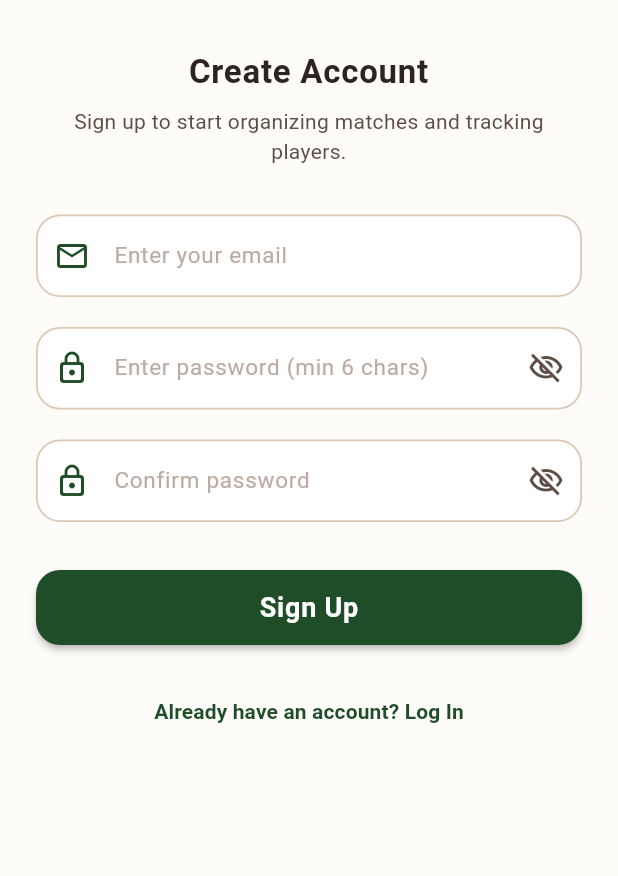
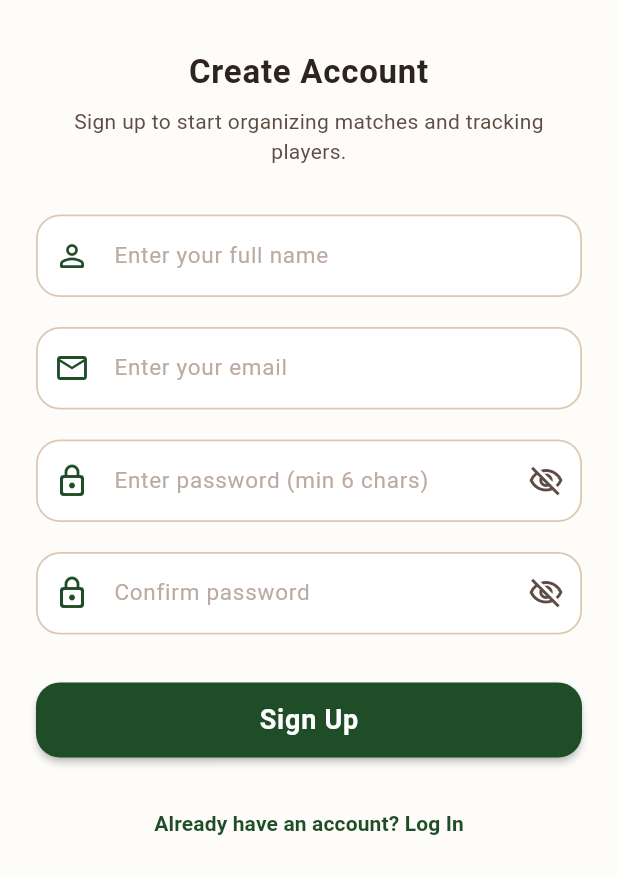
Before and after one commit to Dhaval-Gohil5657/CricX, a Flutter app: the LoginScreen screen opened directly with empty values, after a tap on an icon or button, on a phone screen of 412 x 824 dp, the part 360-1236 px from its top. Run offline on Flutter 3.47's test engine with Material 3 defaults, Android fonts, the phone set to English and light mode, and no system bars; our stand-ins replace flutter_colorpicker, flutter_secure_storage, google_mobile_ads, local_auth, package_info_plus, share_plus; accounts and stored records are empty; network calls fail.

Commit message:
- add name field in signup page

```diff
--- a/lib/screens/login_screen.dart
+++ b/lib/screens/login_screen.dart
@@ -18,6 +18,7 @@ class LoginScreen extends StatefulWidget {
 }
 
 class _LoginScreenState extends State<LoginScreen> {
+  final _nameController = TextEditingController();
   final _emailController = TextEditingController();
   final _passwordController = TextEditingController();
   final _confirmPasswordController = TextEditingController();
@@ -88,6 +89,7 @@ class _LoginScreenState extends State<LoginScreen> {
 
   @override
   void dispose() {
+    _nameController.dispose();
     _emailController.dispose();
     _passwordController.dispose();
     _confirmPasswordController.dispose();
@@ -110,6 +112,11 @@ class _LoginScreenState extends State<LoginScreen> {
     }
 
     if (_isSignUp) {
+      final name = _nameController.text.trim();
+      if (name.isEmpty) {
+        _showError('Please enter your name.');
+        return;
+      }
       final confirmPassword = _confirmPasswordController.text.trim();
       if (password != confirmPassword) {
         _showError('Passwords do not match.');
@@ -124,7 +131,7 @@ class _LoginScreenState extends State<LoginScreen> {
     try {
       bool success;
       if (_isSignUp) {
-        final name = email.split('@')[0];
+        final name = _nameController.text.trim();
         success = await AuthService.instance.register(
           name,
           email,
@@ -346,6 +353,34 @@ class _LoginScreenState extends State<LoginScreen> {
                     textAlign: TextAlign.center,
                   ),
                   const SizedBox(height: 32),
+
+                  if (_isSignUp) ...[
+                    // Name Text Field
+                    TextField(
+                      controller: _nameController,
+                      style: const TextStyle(
+                        fontSize: 15,
+                        color: AppColors.textDark,
+                      ),
+                      decoration: InputDecoration(
+                        prefixIcon: const Icon(Icons.person_outline_rounded, color: AppColors.primaryTurf),
+                        hintText: 'Enter your full name',
+                        hintStyle: const TextStyle(color: AppColors.textDarkDisabled),
+                        contentPadding: const EdgeInsets.symmetric(vertical: 16),
+                        filled: true,
+                        fillColor: Colors.white,
+                        enabledBorder: OutlineInputBorder(
+                          borderRadius: BorderRadius.circular(16),
+                          borderSide: const BorderSide(color: AppColors.borderWood, width: 1.2),
+                        ),
+                        focusedBorder: OutlineInputBorder(
+                          borderRadius: BorderRadius.circular(16),
+                          borderSide: const BorderSide(color: AppColors.primaryTurf, width: 2.0),
+                        ),
+                      ),
+                    ),
+                    const SizedBox(height: 20),
+                  ],
 
                   // Email Text Field
                   TextField(
--- a/lib/screens/main_navigation_screen.dart
+++ b/lib/screens/main_navigation_screen.dart
@@ -196,10 +196,10 @@ class _MainNavigationScreenState extends State<MainNavigationScreen> {
     return Container(
       decoration: BoxDecoration(
         color: AppColors.background,
-        image: role != UserRole.guest? const DecorationImage(
+        image: const DecorationImage(
           image: AssetImage('assets/cricx_back.png'),
           fit: BoxFit.cover,
-        ) : null,
+        ),
       ),
       child: Scaffold(
         extendBody: true,
```
Also changed, not shown: lib/screens/profile_screen.dart (+15 -15 lines).
